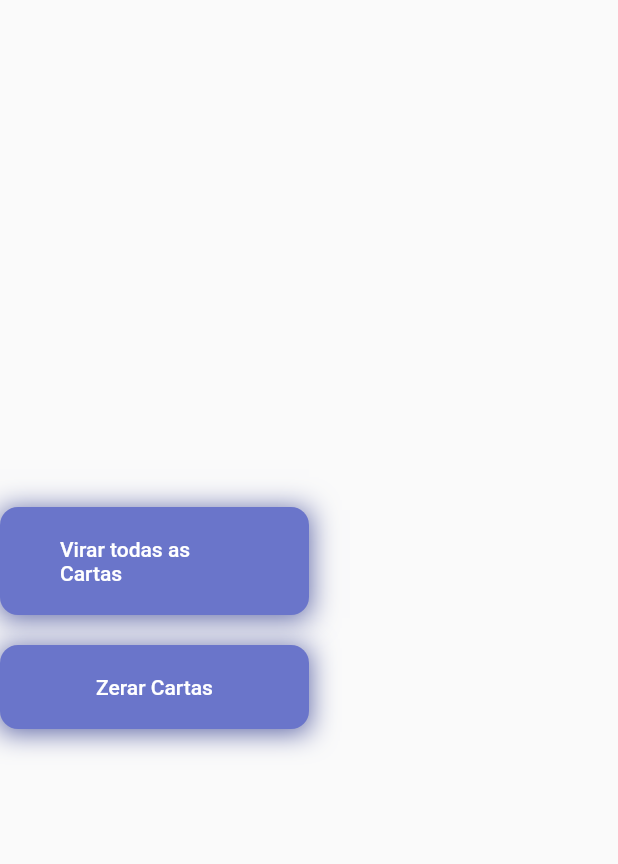
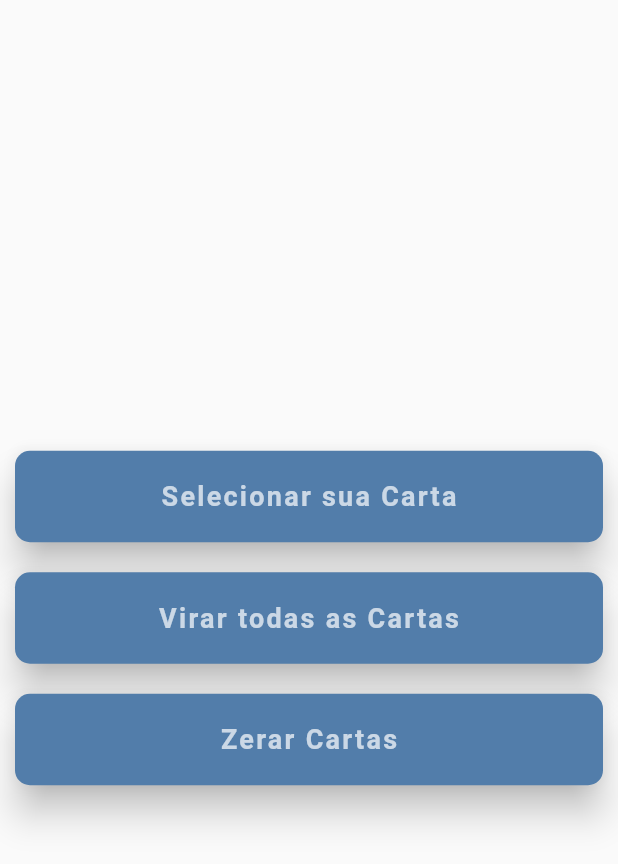
Before and after one commit to arthurgivigir/plan_poker, a Flutter app: the ButtonsBox widget shown alone on an empty page, opened directly with empty values, on a phone screen of 412 x 824 dp. Shown: the top 864 px of the screen. Run offline on Flutter 3.47's test engine with Material 2 defaults, Android fonts, the phone set to English and light mode, and no system bars; our stand-ins replace cloud_firestore, rflutter_alert, simple_animations, tuple; missing offline and left inert: dart:html; accounts and stored records are empty; Roboto replaces fonts that are missing (OpenSans).

Commit message:
[ADD] Check changes

```diff
--- a/lib/commons/constants.dart
+++ b/lib/commons/constants.dart
@@ -19,6 +19,7 @@ const Color kSecondaryLightColor = Color(0xFFF1A7A2);
 const Color kSecondaryDarkColor = Color(0xFFDE214C);
 
 const Color kTextColor = Color(0xFF5130A8);
+const Color kDarkButtonColor = Color(0xff527daa);
 
 const String kRouteHome = '/';
 const String kRouteRoomScreen = '/room';
--- a/lib/interfaces/card_flip.dart
+++ b/lib/interfaces/card_flip.dart
@@ -1,5 +1,8 @@
 import 'package:flutter/material.dart';
 import 'package:planpoker/commons/constants.dart';
+import 'package:planpoker/models/user.dart';
+import 'package:planpoker/services/local_storage.dart';
+import 'package:planpoker/services/room_service.dart';
 
 class CardFlip extends StatefulWidget {
   CardFlip({
@@ -17,7 +20,7 @@ class CardFlip extends StatefulWidget {
   final double height;
   final Color frontColor;
   final Color backColor;
-  final int numberCard;
+  final String numberCard;
   final bool canFlip;
   final bool flipNow;
   final Function onTap;
--- a/lib/interfaces/rounded_button.dart
+++ b/lib/interfaces/rounded_button.dart
@@ -1,42 +1,41 @@
 import 'package:flutter/material.dart';
-import 'package:planpoker/commons/constants.dart';
 
 class RoundedButton extends StatelessWidget {
   const RoundedButton({
-    this.press,
-    this.textColor = Colors.white,
-    @required this.color,
-    @required this.text,
-    @required this.size,
+    this.text,
+    this.textColor,
+    this.color,
+    this.onPressed,
+    this.padding = const EdgeInsets.symmetric(vertical: 25.0),
   });
 
   final String text;
-  final Function press;
+  final Color textColor;
   final Color color;
-  final Color textColor;
-  final Size size;
+  final Function onPressed;
+  final EdgeInsets padding;
 
   @override
   Widget build(BuildContext context) {
     return Container(
-      margin: EdgeInsets.symmetric(vertical: 10),
-      width: size.width * 0.5,
-      decoration: BoxDecoration(boxShadow: [
-        BoxShadow(
-          color: kPrimaryDarkerColor,
-          offset: Offset(0.0, 2),
-          blurRadius: 15,
+      padding: padding,
+      width: double.infinity,
+      child: RaisedButton(
+        elevation: 10.0,
+        onPressed: onPressed,
+        padding: EdgeInsets.all(20.0),
+        shape: RoundedRectangleBorder(
+          borderRadius: BorderRadius.circular(10.0),
         ),
-      ]),
-      child: ClipRRect(
-        borderRadius: BorderRadius.circular(12),
-        child: FlatButton(
-          padding: EdgeInsets.symmetric(vertical: 20, horizontal: 40),
-          color: color,
-          onPressed: press,
-          child: Text(
-            text,
-            style: TextStyle(color: Colors.white),
+        color: color,
+        child: Text(
+          text,
+          style: TextStyle(
+            color: textColor,
+            letterSpacing: 1.5,
+            fontSize: 18.0,
+            fontWeight: FontWeight.bold,
+            fontFamily: 'OpenSans',
           ),
         ),
       ),
--- a/lib/models/room.dart
+++ b/lib/models/room.dart
@@ -6,6 +6,7 @@ class Room {
   String name;
   List<User> users = [];
   bool flipNow = false;
+  bool emptyNow = false;
 
   Room({this.id, this.name});
 
@@ -13,7 +14,8 @@ class Room {
       : id = id ?? '',
         name = snapshot['name'] ?? '',
         users = snapshot['users'] ?? [],
-        flipNow = snapshot['flipNow'] ?? false;
+        flipNow = snapshot['flipNow'] ?? false,
+        emptyNow = snapshot['emptyNow'] ?? false;
 
   List<Map> convertUserListToJson() {
     List<Map> list = [];
--- a/lib/models/user.dart
+++ b/lib/models/user.dart
@@ -3,7 +3,7 @@ import 'package:planpoker/commons/utils.dart';
 class User {
   String id = _getId();
   String name;
-  int cardValue = 1;
+  String cardValue = '1';
   bool isAdmin = false;
 
   User({this.name, this.cardValue, this.isAdmin = false});
@@ -11,8 +11,12 @@ class User {
   User.fromJson(Map<String, dynamic> json)
       : id = json['id'] ?? 0,
         name = json['name'] ?? '',
-        cardValue = json['cardValue'] ?? 1,
+        cardValue = json['cardValue'] ?? '1',
         isAdmin = json['isAdmin'] ?? false;
+
+  // User.fromDynamic(List<dynamic> json) {
+  //   json.
+  // }
 
   toJson() {
     return {
--- a/lib/screens/room/components/body.dart
+++ b/lib/screens/room/components/body.dart
@@ -21,6 +21,7 @@ class Body extends StatelessWidget {
     return Scaffold(
       appBar: AppBar(
         title: Text('PlanPoker'),
+        backgroundColor: Color(0xff398ae5),
       ),
       body: FutureBuilder(
         future: backProperties(context: context, user: user, roomId: roomId),
@@ -52,7 +53,7 @@ class ScrollView extends StatelessWidget {
     User user = snapshot.item2;
 
     return CustomScrollView(
-      primary: false,
+      primary: true,
       slivers: [
         HeaderMaker(
           size: size,
--- a/lib/screens/room/components/header_maker.dart
+++ b/lib/screens/room/components/header_maker.dart
@@ -1,11 +1,13 @@
 import 'package:flutter/material.dart';
 import 'package:flutter_staggered_grid_view/flutter_staggered_grid_view.dart';
 import 'package:planpoker/commons/constants.dart';
+import 'package:planpoker/interfaces/card_flip.dart';
 import 'package:planpoker/interfaces/rounded_button.dart';
 import 'package:planpoker/models/user.dart';
 import 'package:planpoker/screens/room/components/box.dart';
 import 'package:planpoker/screens/room/components/user_box.dart';
 import 'package:planpoker/services/room_service.dart';
+import 'package:rflutter_alert/rflutter_alert.dart';
 
 class HeaderMaker extends StatelessWidget {
   const HeaderMaker({
@@ -49,6 +51,7 @@ class HeaderMaker extends StatelessWidget {
           child: ButtonsBox(
             size: size,
             roomId: roomId,
+            user: user,
           ),
         ),
       ],
@@ -62,27 +65,84 @@ class ButtonsBox extends StatelessWidget {
   const ButtonsBox({
     @required this.size,
     @required this.roomId,
+    @required this.user,
   });
 
   final Size size;
   final String roomId;
+  final User user;
 
   @override
   Widget build(BuildContext context) {
+    int fibonacci(int n) {
+      if (n == 0 || n == 1) return n;
+      return fibonacci(n - 1) + fibonacci(n - 2);
+    }
+
+    var listNumbers = List<String>.generate(9, (i) {
+      return fibonacci(i).toString();
+    });
+
+    listNumbers.removeAt(0);
+    listNumbers.removeAt(1);
+    listNumbers.insert(listNumbers.length, '☕️');
+
+    List<Widget> listCards = [];
+    for (var number in listNumbers) {
+      listCards.add(
+        CardFlip(
+          width: 80,
+          height: 120,
+          frontColor: kPrimaryDarkerColor,
+          backColor: kSecondaryColor,
+          numberCard: number,
+          flipNow: true,
+          onTap: () {
+            Navigator.pop(context);
+            RoomService.instance.updateMyCard(
+              roomId: roomId,
+              userId: user.id,
+              value: number,
+            );
+          },
+        ),
+      );
+    }
+
+    void alertSelectCard() {
+      Alert(
+        context: context,
+        title: "Selecione sua carta",
+        content: Row(
+          children: listCards,
+        ),
+      ).show();
+    }
+
     return Column(
       mainAxisAlignment: MainAxisAlignment.center,
       children: [
         RoundedButton(
-          size: size,
-          color: kPrimaryDarkColor,
-          text: 'Virar todas as Cartas',
-          press: () => RoomService.instance.flipCards(roomId: roomId),
+          color: kDarkButtonColor,
+          text: 'Selecionar sua Carta',
+          textColor: Colors.white70,
+          onPressed: () => alertSelectCard(),
+          padding: EdgeInsets.all(10),
         ),
         RoundedButton(
-          size: size,
-          color: kPrimaryDarkColor,
+          color: kDarkButtonColor,
+          text: 'Virar todas as Cartas',
+          textColor: Colors.white70,
+          onPressed: () => RoomService.instance.flipCards(roomId: roomId),
+          padding: EdgeInsets.all(10),
+        ),
+        RoundedButton(
+          color: kDarkButtonColor,
           text: 'Zerar Cartas',
-          press: () => RoomService.instance.defaultValuesCards(roomId: roomId),
+          textColor: Colors.white70,
+          onPressed: () =>
+              RoomService.instance.defaultValuesCards(roomId: roomId),
+          padding: EdgeInsets.all(10),
         )
       ],
     );
--- a/lib/services/local_storage.dart
+++ b/lib/services/local_storage.dart
@@ -21,7 +21,7 @@ class LocalStorage {
     User user = User();
     user.id = _localStorage['user_id'];
     user.name = _localStorage['user_name'];
-    user.cardValue = int.parse(_localStorage['cardValue']);
+    user.cardValue = _localStorage['cardValue'];
     user.isAdmin = _localStorage['user_is_admin'].parseBool();
     return user;
   }
```
Also changed, not shown: lib/screens/register_room/components/body.dart (+3 -5 lines), lib/screens/register_room/home_screen.dart (+8 -38 lines), lib/screens/room/components/card_grid_maker.dart (+21 -0 lines), lib/screens/room/components/user_box.dart (+7 -61 lines), lib/services/room_service.dart (+10 -4 lines), assets/images/online conference.png (added).
